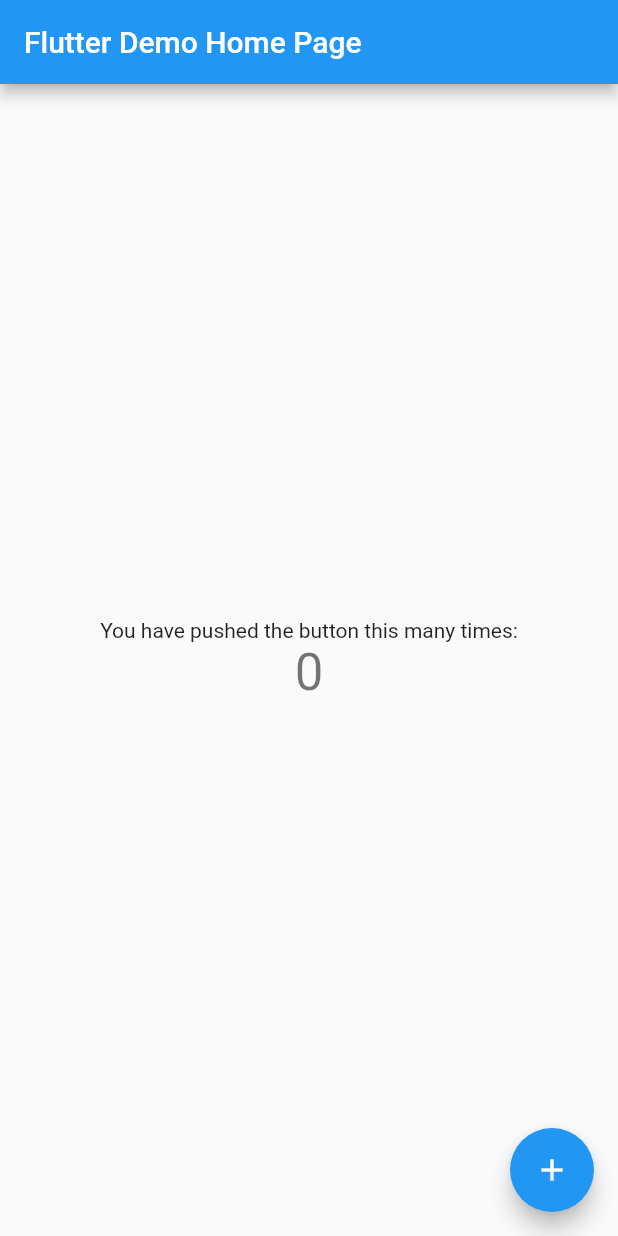
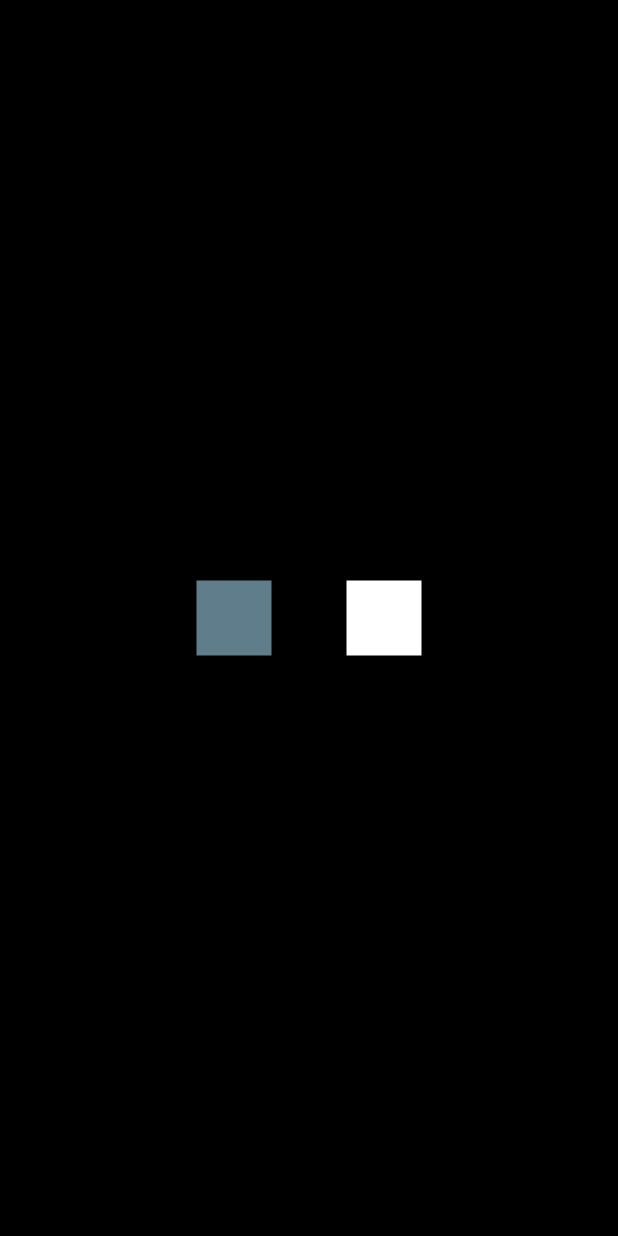
Before and after one commit to sk8mate/sk8, a Flutter app: the screen it shows after launch, on a phone screen of 412 x 824 dp. Run offline on Flutter 3.47's test engine with Material 2 defaults, Android fonts, the phone set to English and light mode, and no system bars.

Commit message:
clean up the boilerplate

```diff
--- a/frontside/lib/main.dart
+++ b/frontside/lib/main.dart
@@ -1,113 +1,18 @@
 import 'package:flutter/material.dart';
+import 'package:frontside/theme.dart';
+import 'package:frontside/views/home/home.dart';
 
 void main() {
-  runApp(MyApp());
+  runApp(Sk8());
 }
 
-class MyApp extends StatelessWidget {
-  // This widget is the root of your application.
+class Sk8 extends StatelessWidget {
   @override
   Widget build(BuildContext context) {
     return MaterialApp(
-      title: 'Flutter Demo',
-      theme: ThemeData(
-        // This is the theme of your application.
-        //
-        // Try running your application with "flutter run". You'll see the
-        // application has a blue toolbar. Then, without quitting the app, try
-        // changing the primarySwatch below to Colors.green and then invoke
-        // "hot reload" (press "r" in the console where you ran "flutter run",
-        // or simply save your changes to "hot reload" in a Flutter IDE).
-        // Notice that the counter didn't reset back to zero; the application
-        // is not restarted.
-        primarySwatch: Colors.blue,
-      ),
-      home: MyHomePage(title: 'Flutter Demo Home Page'),
+      title: 'sk8',
+      theme: defaultTheme,
+      home: Home(),
     );
   }
 }
-
-class MyHomePage extends StatefulWidget {
-  MyHomePage({Key? key, required this.title}) : super(key: key);
-
-  // This widget is the home page of your application. It is stateful, meaning
-  // that it has a State object (defined below) that contains fields that affect
-  // how it looks.
-
-  // This class is the configuration for the state. It holds the values (in this
-  // case the title) provided by the parent (in this case the App widget) and
-  // used by the build method of the State. Fields in a Widget subclass are
-  // always marked "final".
-
-  final String title;
-
-  @override
-  _MyHomePageState createState() => _MyHomePageState();
-}
-
-class _MyHomePageState extends State<MyHomePage> {
-  int _counter = 0;
-
-  void _incrementCounter() {
-    setState(() {
-      // This call to setState tells the Flutter framework that something has
-      // changed in this State, which causes it to rerun the build method below
-      // so that the display can reflect the updated values. If we changed
-      // _counter without calling setState(), then the build method would not be
-      // called again, and so nothing would appear to happen.
-      _counter++;
-    });
-  }
-
-  @override
-  Widget build(BuildContext context) {
-    // This method is rerun every time setState is called, for instance as done
-    // by the _incrementCounter method above.
-    //
-    // The Flutter framework has been optimized to make rerunning build methods
-    // fast, so that you can just rebuild anything that needs updating rather
-    // than having to individually change instances of widgets.
-    return Scaffold(
-      appBar: AppBar(
-        // Here we take the value from the MyHomePage object that was created by
-        // the App.build method, and use it to set our appbar title.
-        title: Text(widget.title),
-      ),
-      body: Center(
-        // Center is a layout widget. It takes a single child and positions it
-        // in the middle of the parent.
-        child: Column(
-          // Column is also a layout widget. It takes a list of children and
-          // arranges them vertically. By default, it sizes itself to fit its
-          // children horizontally, and tries to be as tall as its parent.
-          //
-          // Invoke "debug painting" (press "p" in the console, choose the
-          // "Toggle Debug Paint" action from the Flutter Inspector in Android
-          // Studio, or the "Toggle Debug Paint" command in Visual Studio Code)
-          // to see the wireframe for each widget.
-          //
-          // Column has various properties to control how it sizes itself and
-          // how it positions its children. Here we use mainAxisAlignment to
-          // center the children vertically; the main axis here is the vertical
-          // axis because Columns are vertical (the cross axis would be
-          // horizontal).
-          mainAxisAlignment: MainAxisAlignment.center,
-          children: <Widget>[
-            Text(
-              'You have pushed the button this many times:',
-            ),
-            Text(
-              '$_counter',
-              style: Theme.of(context).textTheme.headline4,
-            ),
-          ],
-        ),
-      ),
-      floatingActionButton: FloatingActionButton(
-        onPressed: _incrementCounter,
-        tooltip: 'Increment',
-        child: Icon(Icons.add),
-      ), // This trailing comma makes auto-formatting nicer for build methods.
-    );
-  }
-}
--- /dev/null
+++ b/frontside/lib/theme.dart
@@ -0,0 +1,3 @@
+import 'package:flutter/material.dart';
+
+final ThemeData defaultTheme = ThemeData(primaryColor: Colors.blueGrey);
--- /dev/null
+++ b/frontside/lib/views/home/home.dart
@@ -0,0 +1,17 @@
+import 'package:flutter/material.dart';
+
+class Home extends StatelessWidget {
+  Home({Key? key}) : super(key: key);
+
+  @override
+  Widget build(BuildContext context) {
+    return Container(
+        color: Colors.black,
+        child: Row(mainAxisAlignment: MainAxisAlignment.center, children: [
+          Container(
+              color: Theme.of(context).primaryColor, width: 50, height: 50),
+          Container(width: 50, height: 50),
+          Container(color: Colors.white, width: 50, height: 50),
+        ]));
+  }
+}
```
